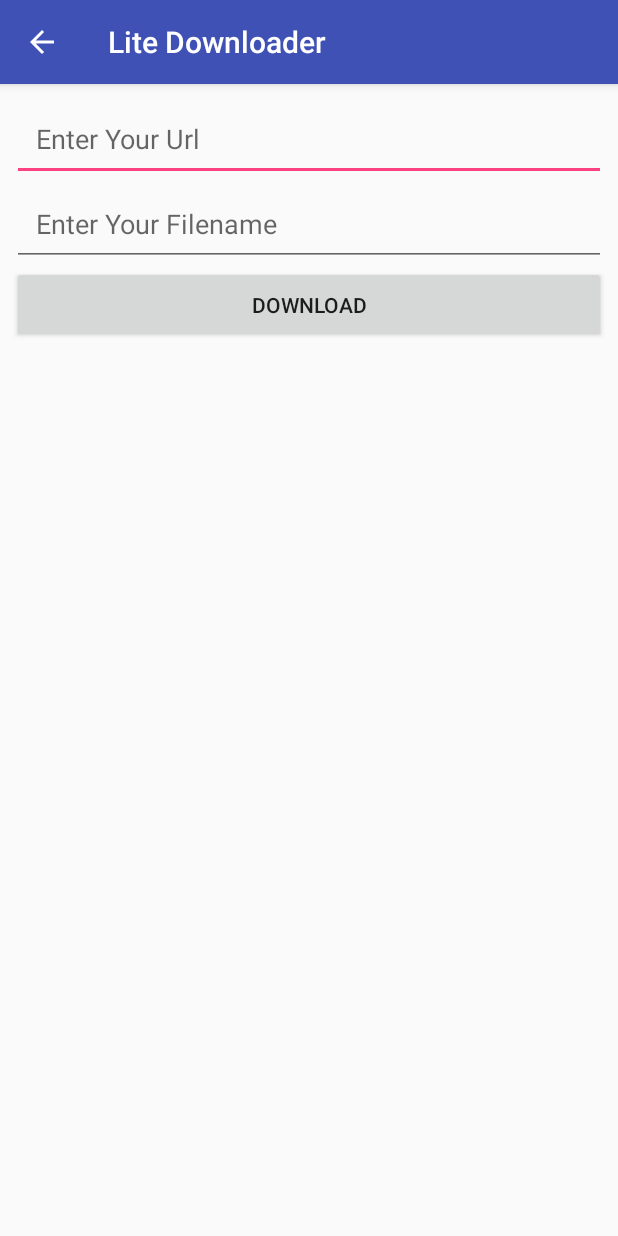
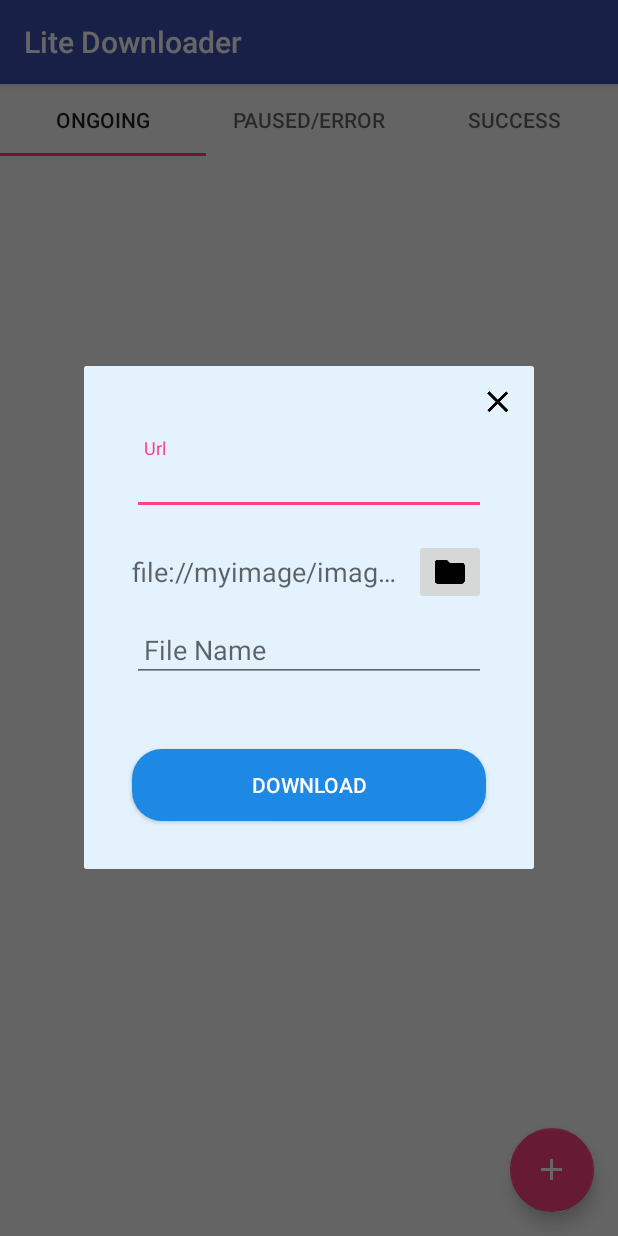
Before and after one commit to rdas6313/LiteDownloader, an Android app: the screen it shows after launch (addDownloadActivity before the commit, MainActivity after it), after a tap on an icon or button, on a phone screen of 412 x 824 dp. Run offline under Robolectric (Android 15) with nearby library versions, the phone set to English and light mode, and no system bars; 7 statements that could not run were skipped.

Commit message:
implemented add download dialog

```diff
--- a/app/src/main/java/com/example/rdas6313/litedownloader/ActiveDownloadFragment.java
+++ b/app/src/main/java/com/example/rdas6313/litedownloader/ActiveDownloadFragment.java
@@ -1,5 +1,6 @@
 package com.example.rdas6313.litedownloader;
 
+import android.app.Dialog;
 import android.content.ComponentName;
 import android.content.Intent;
 import android.content.ServiceConnection;
@@ -7,6 +8,7 @@ import android.os.Bundle;
 import android.os.IBinder;
 import android.support.annotation.Nullable;
 import android.support.design.widget.FloatingActionButton;
+import android.support.design.widget.TextInputLayout;
 import android.support.v4.app.Fragment;
 import android.support.v7.widget.LinearLayoutManager;
 import android.support.v7.widget.RecyclerView;
@@ -15,8 +17,11 @@ import android.util.Log;
 import android.view.LayoutInflater;
 import android.view.View;
 import android.view.ViewGroup;
+import android.view.Window;
 import android.widget.Button;
+import android.widget.EditText;
 import android.widget.ImageButton;
+import android.widget.TextView;
 import android.widget.Toast;
 
 import com.example.litedownloaderapi.DownloadCode;
@@ -41,6 +46,11 @@ public class ActiveDownloadFragment extends Fragment implements CallBackListener
     private FloatingActionButton addDownloadBtn;
     private BackgroundDownloaderService service;
 
+    private EditText urlEditText,fileNameEditText;
+    private Button downloadBtn;
+    private ImageButton cancelBtn,file_select_Btn;
+    private TextView file_location_view;
+    private TextInputLayout urlLayout,filenameLayout;
 
     @Nullable
     @Override
@@ -189,7 +199,41 @@ public class ActiveDownloadFragment extends Fragment implements CallBackListener
 
     @Override
     public void onClick(View v) {
-        Intent intent = new Intent(getContext(),addDownloadActivity.class);
-        startActivity(intent);
+       /* Intent intent = new Intent(getContext(),addDownloadActivity.class);
+        startActivity(intent);*/
+       addDownloadDialog();
+    }
+
+    private void addDownloadDialog(){
+        final Dialog dialog = new Dialog(getContext());
+        dialog.requestWindowFeature(Window.FEATURE_NO_TITLE);
+        dialog.setContentView(R.layout.add_download_dialog);
+        ImageButton cancelBtn = dialog.findViewById(R.id.cancel_dialog);
+        cancelBtn.setOnClickListener(new View.OnClickListener() {
+            @Override
+            public void onClick(View v) {
+                dialog.dismiss();
+            }
+        });
+        urlEditText = dialog.findViewById(R.id.editTextUrl);
+        urlLayout = dialog.findViewById(R.id.editTextUrlLayout);
+        file_location_view = dialog.findViewById(R.id.file_location_View);
+        file_select_Btn = dialog.findViewById(R.id.file_location_Btn);
+        file_select_Btn.setOnClickListener(new View.OnClickListener() {
+            @Override
+            public void onClick(View v) {
+                //get The File Path
+            }
+        });
+        fileNameEditText = dialog.findViewById(R.id.editTextFilename);
+        filenameLayout = dialog.findViewById(R.id.editTextFilenameLayout);
+        downloadBtn = dialog.findViewById(R.id.downloadBtn);
+        downloadBtn.setOnClickListener(new View.OnClickListener() {
+            @Override
+            public void onClick(View v) {
+                //start Download
+            }
+        });
+        dialog.show();
     }
 }
--- a/app/src/main/java/com/example/rdas6313/litedownloader/Utilities.java
+++ b/app/src/main/java/com/example/rdas6313/litedownloader/Utilities.java
@@ -147,5 +147,4 @@ public final class Utilities {
         return file.exists();
     }
 
-
 }
--- /dev/null
+++ b/app/src/main/res/drawable/download_btn_background.xml
@@ -0,0 +1,6 @@
+<?xml version="1.0" encoding="utf-8"?>
+<shape xmlns:android="http://schemas.android.com/apk/res/android"
+    android:shape="rectangle">
+    <corners android:radius="20dp"/>
+    <solid android:color="@color/download_Btn_color"/>
+</shape>
--- /dev/null
+++ b/app/src/main/res/drawable/round_btn_background.xml
@@ -0,0 +1,5 @@
+<?xml version="1.0" encoding="utf-8"?>
+<shape xmlns:android="http://schemas.android.com/apk/res/android"
+    android:shape="ring">
+    <solid android:color="@color/colorAccent"/>
+</shape>
--- /dev/null
+++ b/app/src/main/res/layout/add_download_dialog.xml
@@ -0,0 +1,88 @@
+<?xml version="1.0" encoding="utf-8"?>
+<LinearLayout xmlns:android="http://schemas.android.com/apk/res/android"
+    xmlns:app="http://schemas.android.com/apk/res-auto"
+    xmlns:tools="http://schemas.android.com/tools"
+    android:orientation="vertical"
+    android:layout_width="300dp"
+    android:layout_height="wrap_content"
+    android:background="@color/dialog_background_color"
+    android:layout_gravity="center">
+    <ImageButton
+        android:layout_margin="4dp"
+        android:id="@+id/cancel_dialog"
+        android:layout_gravity="end"
+        android:padding="8dp"
+        android:background="@android:color/transparent"
+        android:layout_width="wrap_content"
+        android:layout_height="wrap_content"
+        android:src="@drawable/ic_clear_black_24dp"/>
+
+    <android.support.design.widget.TextInputLayout
+        style="@style/EdiText_Style"
+        android:id="@+id/editTextUrlLayout"
+        android:layout_width="match_parent"
+        android:layout_height="wrap_content">
+    <EditText
+        android:padding="8dp"
+        android:id="@+id/editTextUrl"
+        android:layout_width="match_parent"
+        android:layout_height="wrap_content"
+        android:hint="@string/enter_url_hint"/>
+    </android.support.design.widget.TextInputLayout>
+    <LinearLayout
+        style="@style/EdiText_Style"
+        android:paddingTop="16dp"
+        android:layout_width="wrap_content"
+        android:gravity="center"
+        android:layout_height="wrap_content"
+        android:orientation="horizontal">
+        <TextView
+            android:id="@+id/file_location_View"
+            android:layout_weight="1"
+            android:textSize="18sp"
+            android:layout_width="wrap_content"
+            android:layout_height="wrap_content"
+            android:layout_marginRight="8dp"
+            android:maxLines="1"
+            android:ellipsize="end"
+            android:hint="file://myimage/image/3"/>
+        <ImageButton
+            android:id="@+id/file_location_Btn"
+            android:layout_weight="0"
+            android:src="@drawable/ic_folder_black_24dp"
+            android:layout_width="wrap_content"
+            android:layout_height="wrap_content" />
+    </LinearLayout>
+    <android.support.design.widget.TextInputLayout
+        android:layout_marginLeft="32dp"
+        android:layout_marginRight="32dp"
+        android:id="@+id/editTextFilenameLayout"
+        android:layout_width="match_parent"
+        android:layout_height="wrap_content">
+        <EditText
+            android:padding="8dp"
+            android:id="@+id/editTextFilename"
+            android:layout_width="match_parent"
+            android:layout_height="match_parent"
+            android:hint="@string/file_name_hint"/>
+    </android.support.design.widget.TextInputLayout>
+    <TextView
+        android:id="@+id/fileSize"
+        android:textSize="18sp"
+        android:layout_margin="8dp"
+        android:layout_width="wrap_content"
+        android:layout_height="wrap_content"
+        tools:text="1.75 MB"
+        android:layout_gravity="center"/>
+    <Button
+        style="@style/EdiText_Style"
+        android:background="@drawable/download_btn_background"
+        android:id="@+id/downloadBtn"
+        android:layout_marginBottom="32dp"
+        android:textColor="@android:color/white"
+        android:layout_marginTop="4dp"
+        android:layout_width="match_parent"
+        android:layout_height="wrap_content"
+        android:text="Download"/>
+
+</LinearLayout>
--- a/app/src/main/res/values/colors.xml
+++ b/app/src/main/res/values/colors.xml
@@ -3,4 +3,6 @@
     <color name="colorPrimary">#3F51B5</color>
     <color name="colorPrimaryDark">#303F9F</color>
     <color name="colorAccent">#FF4081</color>
+    <color name="dialog_background_color">#E3F2FD</color>
+    <color name="download_Btn_color">#1E88E5</color>
 </resources>
--- a/app/src/main/res/values/styles.xml
+++ b/app/src/main/res/values/styles.xml
@@ -8,4 +8,9 @@
         <item name="colorAccent">@color/colorAccent</item>
     </style>
 
+    <style name="EdiText_Style">
+        <item name="android:layout_marginLeft">32dp</item>
+        <item name="android:layout_marginRight">32dp</item>
+    </style>
+
 </resources>
```
